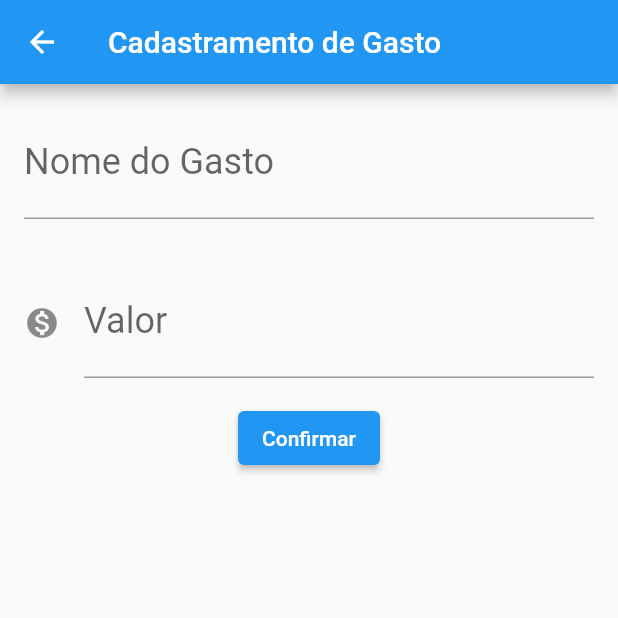
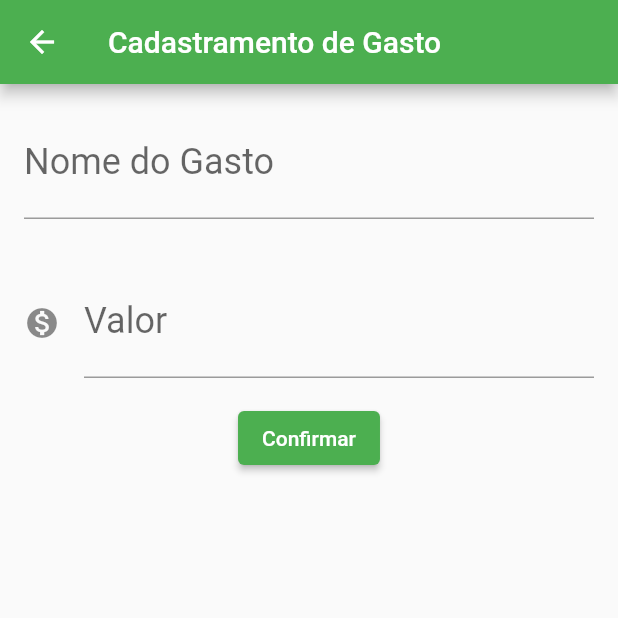
Before and after one commit to NathanSilos/controle_compras, a Flutter app: the screen it shows after launch, after a tap on the "add" icon, on a phone screen of 412 x 824 dp, the top half of it. Run offline on Flutter 3.47's test engine with Material 2 defaults, Android fonts, the phone set to English and light mode, and no system bars.

Commit message:
Codigo semi finalizado, só refatorar. Ajustes visuais realizados

```diff
--- a/lib/main.dart
+++ b/lib/main.dart
@@ -10,7 +10,11 @@ class ByteBankApp extends StatelessWidget {
   @override
   Widget build(BuildContext context) {
     return MaterialApp(
-      home: Scaffold(body: ListaTransferencias()),
+      theme: ThemeData(
+        colorScheme: ColorScheme.fromSwatch(primarySwatch: Colors.green)
+            .copyWith(secondary: Colors.green[700]),
+      ),
+      home: ListaTransferencias(),
     );
   }
 }
@@ -24,7 +28,8 @@ class FormularioCadastramento extends StatelessWidget {
   Widget build(BuildContext context) {
     return Scaffold(
       appBar: AppBar(title: Text('Cadastramento de Gasto')),
-      body: Column(
+      body: SingleChildScrollView(
+        child: Column(
           children: <Widget>[
             Editor(
                 controlador: _controladorCampoNomeGasto,
@@ -50,6 +55,7 @@ class FormularioCadastramento extends StatelessWidget {
               },
             ),
           ],
+        ),
       ),
     );
   }
@@ -121,10 +127,11 @@ class ListaTransferenciaState extends State<ListaTransferencias> {
               return FormularioCadastramento();
             }));
             future.then((compraRecebida) {
-              debugPrint('Chegou no then do future.');
-              debugPrint('$compraRecebida');
+              if (compraRecebida != null) {
+                setState(() {
                   widget._compras.add(compraRecebida!);
-              setState(() {});
+                });
+              }
             });
           }, // null function
           child: Icon(Icons.add)),
```
Lines whose indentation alone changed are shown as unchanged.
